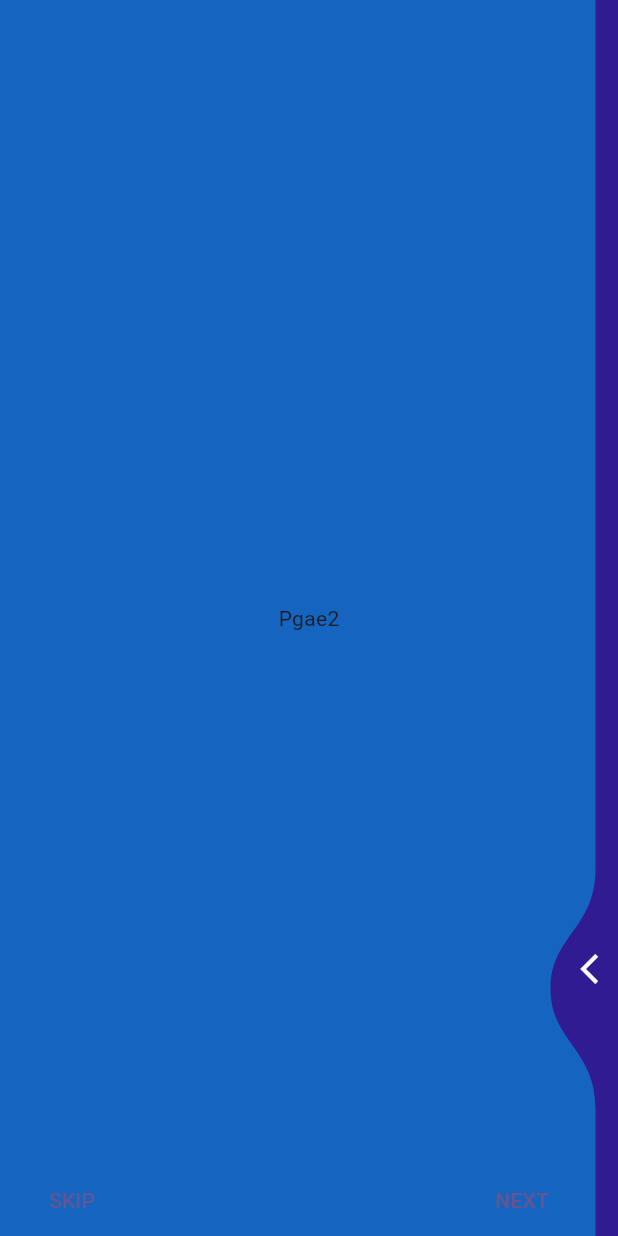
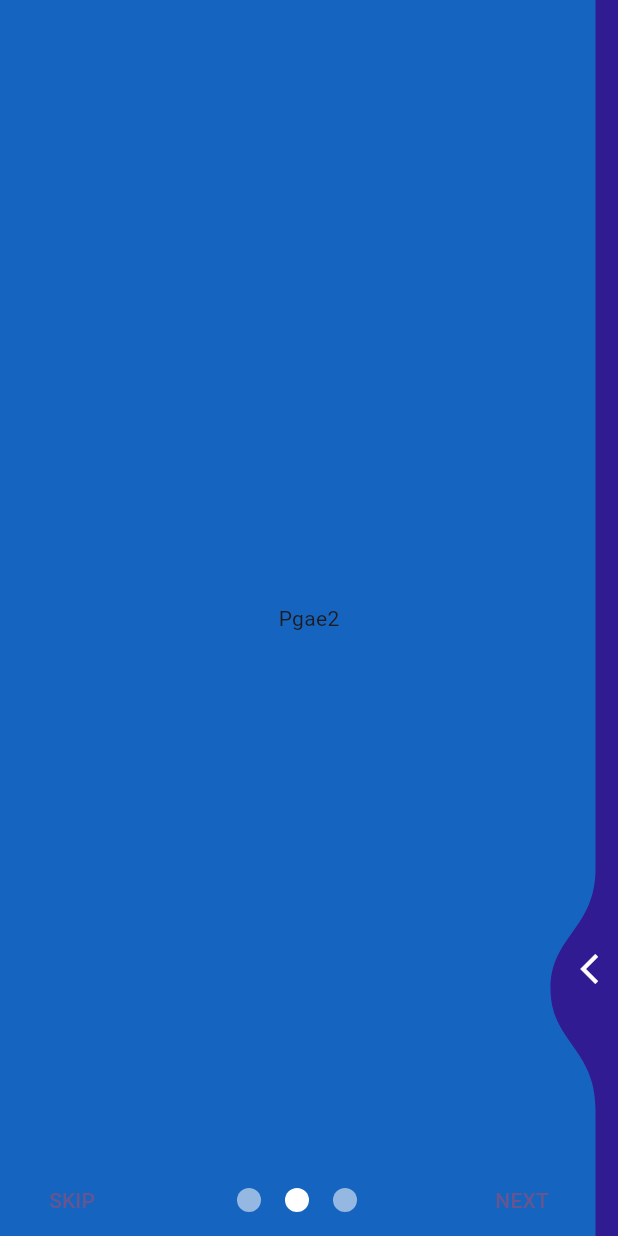
Before and after one commit to waizkamboh/flutter_animation, a Flutter app: the screen it shows after launch, after a tap on "NEXT", on a phone screen of 412 x 824 dp. Run offline on Flutter 3.47's test engine with Material 3 defaults, Android fonts, the phone set to English and light mode, and no system bars; drawn by our look-alikes of liquid_swipe, smooth_page_indicator.

```diff
--- a/lib/liquid_swipe_animation.dart
+++ b/lib/liquid_swipe_animation.dart
@@ -1,5 +1,6 @@
 import 'package:flutter/material.dart';
 import 'package:liquid_swipe/liquid_swipe.dart';
+import 'package:smooth_page_indicator/smooth_page_indicator.dart';
 
 class LiquidSwipeAnimation extends StatefulWidget {
   const LiquidSwipeAnimation({super.key});
@@ -12,6 +13,7 @@ class _LiquidSwipeAnimationState extends State<LiquidSwipeAnimation> {
 
   final controller = LiquidController();
 
+
   @override
   Widget build(BuildContext context) {
     return Scaffold(
@@ -20,6 +22,11 @@ class _LiquidSwipeAnimationState extends State<LiquidSwipeAnimation> {
           LiquidSwipe(
             liquidController: controller,
             enableSideReveal: true,
+            onPageChangeCallback: (index){
+             setState(() {
+
+             });
+            },
             slideIconWidget: Icon(Icons.arrow_back_ios,color: Colors.white,),
               pages: [
                  Container(
@@ -49,6 +56,18 @@ class _LiquidSwipeAnimationState extends State<LiquidSwipeAnimation> {
                       },
                       child: Text("SKIP")
                   ),
+                  AnimatedSmoothIndicator(
+                      activeIndex: controller.currentPage,
+                      count: 3,
+                      effect: SwapEffect(
+                        spacing: 16,
+                        dotColor: Colors.white54,
+                        activeDotColor: Colors.white,
+                      ),
+                    onDotClicked: (index){
+                         controller.animateToPage(page: index);
+                    },
+                  ),
                   TextButton(
                       onPressed: (){
                         final page = controller.currentPage + 1;
--- a/pubspec.yaml
+++ b/pubspec.yaml
@@ -35,6 +35,7 @@ dependencies:
   # Use with the CupertinoIcons class for iOS style icons.
   cupertino_icons: ^1.0.8
   liquid_swipe: ^3.1.0
+  smooth_page_indicator: ^1.2.1
 
 dev_dependencies:
   flutter_test:
```
Also changed, not shown: pubspec.lock.
